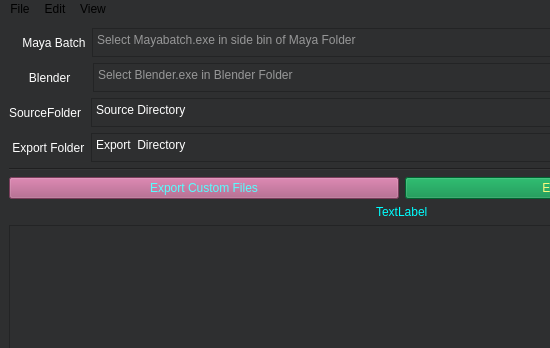
Above: src/mainwindow.ui from leetdvn/LeeAutoExportFBX before the change; both pictures show x 0 to 550 and y 0 to 348 of the 804 by 638 pixel window. Below: the same form after it.
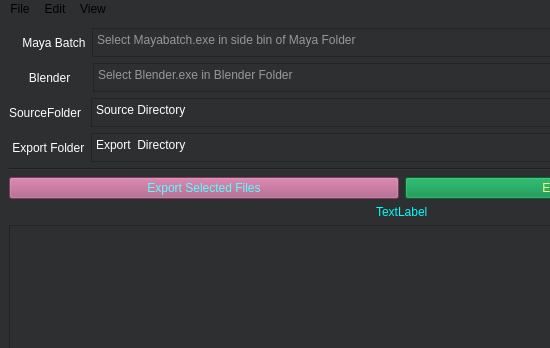
That is the form after the change.

```diff
--- a/src/mainwindow.ui
+++ b/src/mainwindow.ui
@@ -349,7 +349,7 @@
 color:rgb(85, 255, 255);</string>
         </property>
         <property name="text">
-         <string>Export Custom Files</string>
+         <string>Export Selected Files</string>
         </property>
        </widget>
       </item>
```
Left out of the diff: 5 changed lines with no effect on the pictures.
